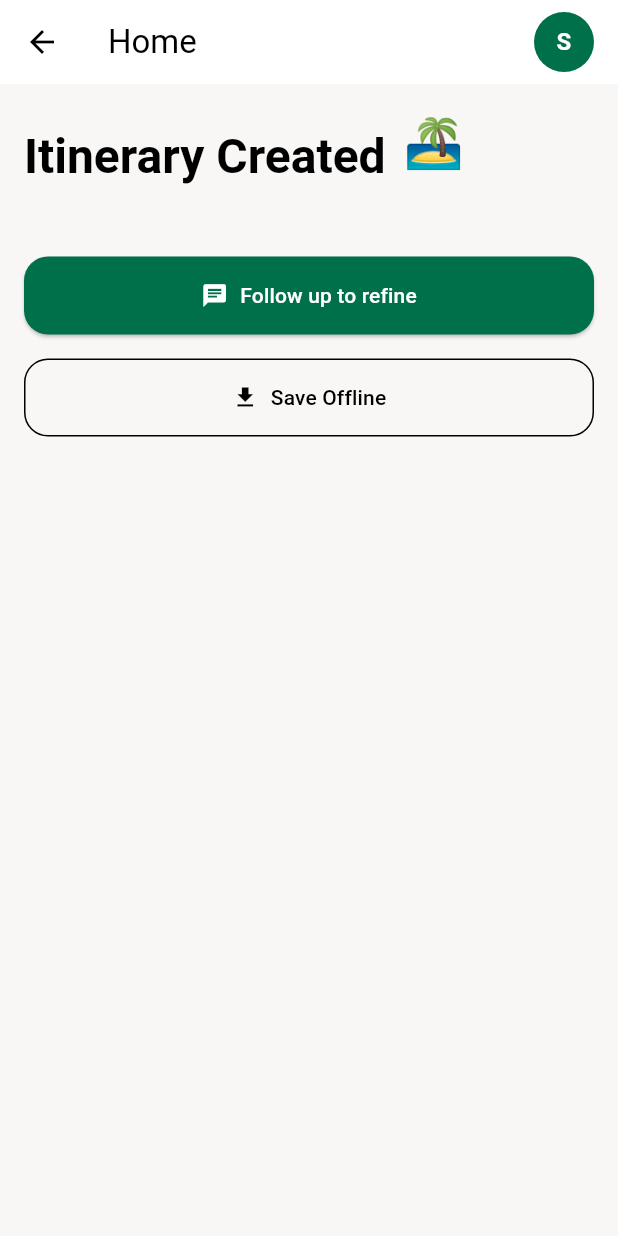
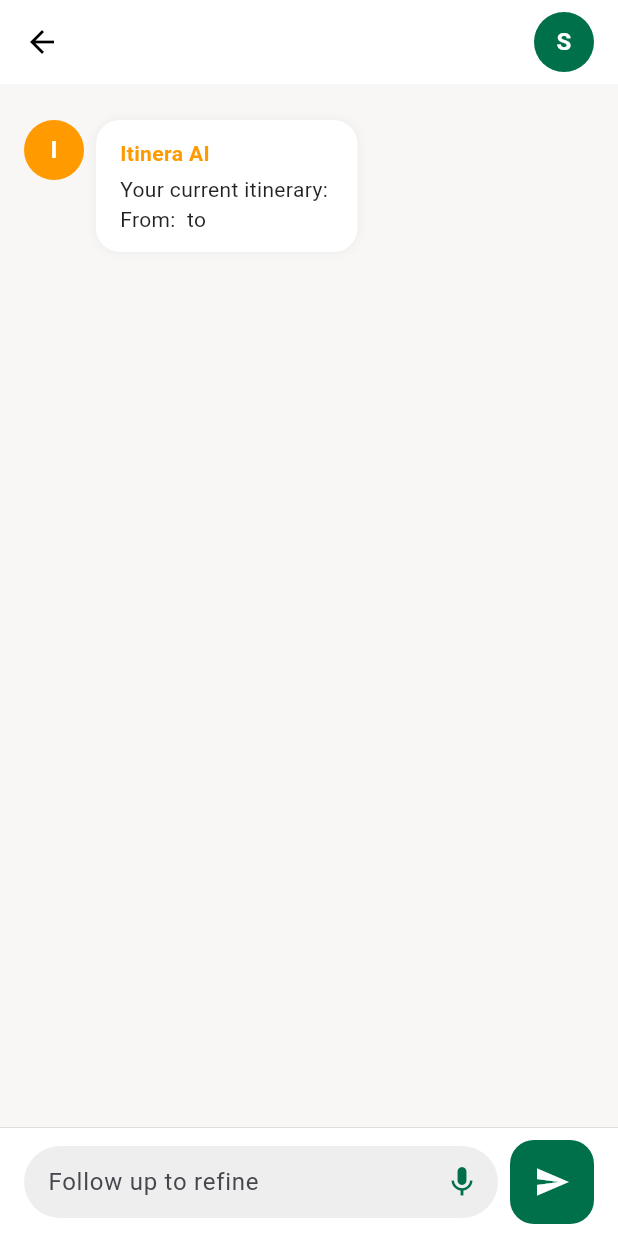
Before and after one commit to Naman30903/smart_trip_planner, a Flutter app: the ItineraryScreen screen opened directly with empty values, after a tap on "Follow up to refine", on a phone screen of 412 x 824 dp. Run offline on Flutter 3.47's test engine with Material 3 defaults, Android fonts, the phone set to English and light mode, and no system bars; our stand-ins replace flutter_dotenv, flutter_gemini, flutter_riverpod, speech_to_text.

Commit message:
Refactor application to use Riverpod for state management and implement chat functionality with itinerary refinement

````diff
--- a/lib/main.dart
+++ b/lib/main.dart
@@ -1,5 +1,5 @@
 import 'package:flutter/material.dart';
-import 'package:flutter_gemini/flutter_gemini.dart';
+import 'package:flutter_riverpod/flutter_riverpod.dart';
 import 'package:smart_trip_planner/screens/login_screen.dart';
 import 'package:flutter_dotenv/flutter_dotenv.dart';
 
@@ -7,7 +7,7 @@ Future<void> main() async {
   WidgetsFlutterBinding.ensureInitialized();
   await dotenv.load(fileName: ".env");
 
-  runApp(const MyApp());
+  runApp(ProviderScope(child: MyApp()));
 }
 
 class MyApp extends StatelessWidget {
--- a/lib/models/message.dart
+++ b/lib/models/message.dart
@@ -0,0 +1,15 @@
+enum MessageSender { user, ai }
+
+class Message {
+  final String content;
+  final MessageSender sender;
+  final bool isLoading;
+  final DateTime timestamp;
+
+  Message({
+    required this.content,
+    required this.sender,
+    this.isLoading = false,
+    DateTime? timestamp,
+  }) : timestamp = timestamp ?? DateTime.now();
+}
--- a/lib/providers/chat_provider.dart
+++ b/lib/providers/chat_provider.dart
@@ -0,0 +1,36 @@
+import 'package:flutter_riverpod/flutter_riverpod.dart';
+import '../services/openai_service.dart';
+import '../models/api_response.dart';
+
+// Provider for GeminiService singleton
+final geminiServiceProvider = Provider<GeminiService>((ref) {
+  return GeminiService();
+});
+
+// Async provider for generating itinerary
+final itineraryProvider = FutureProvider.family<TripItinerary, String>((
+  ref,
+  prompt,
+) async {
+  final geminiService = ref.watch(geminiServiceProvider);
+  return await geminiService.generateItinerary(prompt);
+});
+
+// Async provider for refining itinerary via chat
+final refineItineraryProvider = FutureProvider.family<String, RefineParams>((
+  ref,
+  params,
+) async {
+  final geminiService = ref.watch(geminiServiceProvider);
+  return await geminiService.refineItinerary(
+    params.followUp,
+    params.currentItinerary,
+  );
+});
+
+// Helper class for passing params to refineItineraryProvider
+class RefineParams {
+  final String followUp;
+  final TripItinerary currentItinerary;
+  RefineParams({required this.followUp, required this.currentItinerary});
+}
--- a/lib/screens/chat_screen.dart
+++ b/lib/screens/chat_screen.dart
@@ -0,0 +1,345 @@
+import 'package:flutter/material.dart';
+import 'package:flutter_riverpod/flutter_riverpod.dart';
+import '../models/api_response.dart';
+import '../models/message.dart';
+import '../services/openai_service.dart';
+import '../providers/chat_provider.dart';
+import 'dart:convert';
+
+class ChatScreen extends ConsumerStatefulWidget {
+  final TripItinerary itinerary;
+  final Function(TripItinerary) onItineraryUpdated;
+
+  const ChatScreen({
+    Key? key,
+    required this.itinerary,
+    required this.onItineraryUpdated,
+  }) : super(key: key);
+
+  @override
+  ConsumerState<ChatScreen> createState() => _ChatScreenState();
+}
+
+class _ChatScreenState extends ConsumerState<ChatScreen> {
+  final TextEditingController _messageController = TextEditingController();
+  final ScrollController _scrollController = ScrollController();
+  final List<Message> _messages = [];
+  bool _isTyping = false;
+  final GeminiService _geminiService = GeminiService();
+
+  @override
+  void initState() {
+    super.initState();
+    // Add initial system message about the current itinerary
+    _messages.add(
+      Message(
+        content:
+            "Your current itinerary: ${widget.itinerary.title}\n"
+            "From: ${widget.itinerary.startDate} to ${widget.itinerary.endDate}",
+        sender: MessageSender.ai,
+      ),
+    );
+  }
+
+  void _scrollToBottom() {
+    if (_scrollController.hasClients) {
+      _scrollController.animateTo(
+        _scrollController.position.maxScrollExtent,
+        duration: const Duration(milliseconds: 300),
+        curve: Curves.easeOut,
+      );
+    }
+  }
+
+  Future<void> _sendMessage() async {
+    if (_messageController.text.trim().isEmpty) return;
+
+    final userMessage = _messageController.text.trim();
+    _messageController.clear();
+
+    setState(() {
+      _messages.add(Message(content: userMessage, sender: MessageSender.user));
+      _messages.add(
+        Message(
+          content: "Thinking...",
+          sender: MessageSender.ai,
+          isLoading: true,
+        ),
+      );
+      _isTyping = true;
+    });
+
+    _scrollToBottom();
+
+    try {
+      final responseAsync = ref.read(
+        refineItineraryProvider(
+          RefineParams(
+            followUp: userMessage,
+            currentItinerary: widget.itinerary,
+          ),
+        ),
+      );
+      final responseValue = await responseAsync;
+
+      // If responseValue is AsyncValue<String>, extract the value
+      responseValue.when(
+        data: (data) => _handleGeminiResponse(data),
+        loading: () {},
+        error: (err, stack) {
+          setState(() {
+            _messages.removeLast();
+            _messages.add(
+              Message(
+                content:
+                    "Sorry, I couldn't update your itinerary. Please try again.",
+                sender: MessageSender.ai,
+              ),
+            );
+            _isTyping = false;
+          });
+        },
+      );
+    } catch (e) {
+      setState(() {
+        // Remove the "Thinking..." message
+        _messages.removeLast();
+        // Add error message
+        _messages.add(
+          Message(
+            content:
+                "Sorry, I couldn't update your itinerary. Please try again.",
+            sender: MessageSender.ai,
+          ),
+        );
+        _isTyping = false;
+      });
+    }
+
+    _scrollToBottom();
+  }
+
+  void _handleGeminiResponse(String response) {
+    // Try to parse the response as a JSON to update the itinerary
+    try {
+      // Extract JSON from response (remove any markdown formatting if present)
+      String jsonStr = response
+          .replaceAll('```json', '')
+          .replaceAll('```', '')
+          .trim();
+
+      final Map<String, dynamic> updatedItineraryJson = jsonDecode(jsonStr);
+      final updatedItinerary = TripItinerary.fromJson(updatedItineraryJson);
+
+      // Call the callback to update the parent's itinerary
+      widget.onItineraryUpdated(updatedItinerary);
+
+      setState(() {
+        // Remove the "Thinking..." message
+        _messages.removeLast();
+        // Add the AI's response
+        _messages.add(
+          Message(
+            content: "I've updated your itinerary with your request.",
+            sender: MessageSender.ai,
+          ),
+        );
+        _isTyping = false;
+      });
+    } catch (e) {
+      // If not valid JSON, just display the response as text
+      setState(() {
+        // Remove the "Thinking..." message
+        _messages.removeLast();
+        // Add the AI's response
+        _messages.add(Message(content: response, sender: MessageSender.ai));
+        _isTyping = false;
+      });
+    }
+  }
+
+  @override
+  Widget build(BuildContext context) {
+    return Scaffold(
+      backgroundColor: const Color(0xFFF9F7F6),
+      appBar: AppBar(
+        backgroundColor: Colors.white,
+        elevation: 0,
+        leading: IconButton(
+          icon: const Icon(Icons.arrow_back, color: Colors.black),
+          onPressed: () => Navigator.pop(context),
+        ),
+        title: Text(
+          widget.itinerary.title,
+          style: const TextStyle(color: Colors.black, fontSize: 18),
+          overflow: TextOverflow.ellipsis,
+        ),
+        actions: [
+          CircleAvatar(
+            backgroundColor: const Color(0xFF00704A),
+            radius: 20,
+            child: const Text(
+              "S",
+              style: TextStyle(
+                color: Colors.white,
+                fontWeight: FontWeight.bold,
+              ),
+            ),
+          ),
+          const SizedBox(width: 16),
+        ],
+      ),
+      body: Column(
+        children: [
+          Expanded(
+            child: ListView.builder(
+              controller: _scrollController,
+              padding: const EdgeInsets.all(16.0),
+              itemCount: _messages.length,
+              itemBuilder: (context, index) {
+                final message = _messages[index];
+                return _buildMessageItem(message);
+              },
+            ),
+          ),
+          Container(
+            padding: const EdgeInsets.symmetric(horizontal: 16, vertical: 8),
+            decoration: const BoxDecoration(
+              color: Colors.white,
+              border: Border(top: BorderSide(color: Colors.grey, width: 0.2)),
+            ),
+            child: Row(
+              children: [
+                Expanded(
+                  child: Container(
+                    decoration: BoxDecoration(
+                      color: Colors.grey[200],
+                      borderRadius: BorderRadius.circular(24),
+                    ),
+                    child: TextField(
+                      controller: _messageController,
+                      decoration: InputDecoration(
+                        hintText: 'Follow up to refine',
+                        border: InputBorder.none,
+                        contentPadding: const EdgeInsets.symmetric(
+                          horizontal: 16,
+                          vertical: 12,
+                        ),
+                        suffixIcon: IconButton(
+                          icon: const Icon(Icons.mic, color: Color(0xFF00704A)),
+                          onPressed: () {
+                            // Implement speech-to-text functionality here
+                          },
+                        ),
+                      ),
+                      textInputAction: TextInputAction.send,
+                      onSubmitted: (_) => _sendMessage(),
+                    ),
+                  ),
+                ),
+                const SizedBox(width: 8),
+                FloatingActionButton(
+                  onPressed: _sendMessage,
+                  backgroundColor: const Color(0xFF00704A),
+                  elevation: 0,
+                  child: const Icon(Icons.send, color: Colors.white),
+                ),
+              ],
+            ),
+          ),
+        ],
+      ),
+    );
+  }
+
+  Widget _buildMessageItem(Message message) {
+    final isUser = message.sender == MessageSender.user;
+
+    return Padding(
+      padding: const EdgeInsets.symmetric(vertical: 8.0),
+      child: Row(
+        mainAxisAlignment: isUser
+            ? MainAxisAlignment.end
+            : MainAxisAlignment.start,
+        crossAxisAlignment: CrossAxisAlignment.start,
+        children: [
+          if (!isUser) ...[
+            CircleAvatar(
+              backgroundColor: const Color(0xFFFF9B00),
+              radius: 20,
+              child: const Text(
+                "I",
+                style: TextStyle(
+                  color: Colors.white,
+                  fontWeight: FontWeight.bold,
+                ),
+              ),
+            ),
+            const SizedBox(width: 8),
+          ],
+          Flexible(
+            child: Container(
+              padding: const EdgeInsets.symmetric(horizontal: 16, vertical: 12),
+              decoration: BoxDecoration(
+                color: isUser ? Colors.white : Colors.white,
+                borderRadius: BorderRadius.circular(16),
+                boxShadow: [
+                  BoxShadow(
+                    color: Colors.black.withOpacity(0.05),
+                    blurRadius: 5,
+                    spreadRadius: 0,
+                  ),
+                ],
+              ),
+              child: Column(
+                crossAxisAlignment: CrossAxisAlignment.start,
+                children: [
+                  Text(
+                    isUser ? "You" : "Itinera AI",
+                    style: TextStyle(
+                      fontWeight: FontWeight.bold,
+                      color: isUser ? Colors.black : const Color(0xFFFF9B00),
+                    ),
+                  ),
+                  const SizedBox(height: 4),
+                  message.isLoading
+                      ? Row(
+                          children: [
+                            const CircularProgressIndicator(
+                              strokeWidth: 2,
+                              color: Color(0xFFFF9B00),
+                            ),
+                            const SizedBox(width: 8),
+                            Text(
+                              message.content,
+                              style: const TextStyle(color: Colors.black87),
+                            ),
+                          ],
+                        )
+                      : Text(
+                          message.content,
+                          style: const TextStyle(color: Colors.black87),
+                        ),
+                ],
+              ),
+            ),
+          ),
+          if (isUser) ...[
+            const SizedBox(width: 8),
+            CircleAvatar(
+              backgroundColor: const Color(0xFF00704A),
+              radius: 20,
+              child: const Text(
+                "S",
+                style: TextStyle(
+                  color: Colors.white,
+                  fontWeight: FontWeight.bold,
+                ),
+              ),
+            ),
+          ],
+        ],
+      ),
+    );
+  }
+}
--- a/lib/screens/itinerary_screen.dart
+++ b/lib/screens/itinerary_screen.dart
@@ -1,11 +1,31 @@
 import 'package:flutter/material.dart';
 import '../models/api_response.dart';
 import 'package:url_launcher/url_launcher.dart';
+import 'chat_screen.dart';
 
-class ItineraryScreen extends StatelessWidget {
+class ItineraryScreen extends StatefulWidget {
   final TripItinerary itinerary;
 
   const ItineraryScreen({Key? key, required this.itinerary}) : super(key: key);
+
+  @override
+  State<ItineraryScreen> createState() => _ItineraryScreenState();
+}
+
+class _ItineraryScreenState extends State<ItineraryScreen> {
+  late TripItinerary _itinerary;
+
+  @override
+  void initState() {
+    super.initState();
+    _itinerary = widget.itinerary;
+  }
+
+  void _updateItinerary(TripItinerary updatedItinerary) {
+    setState(() {
+      _itinerary = updatedItinerary;
+    });
+  }
 
   @override
   Widget build(BuildContext context) {
@@ -58,9 +78,9 @@ class ItineraryScreen extends StatelessWidget {
             ),
           ),
           const SizedBox(height: 24),
-          for (var day in itinerary.days) _buildDayCard(context, day),
+          for (var day in _itinerary.days) _buildDayCard(context, day),
           const SizedBox(height: 24),
-          _buildActionButtons(),
+          _buildActionButtons(context),
           const SizedBox(height: 24),
         ],
       ),
@@ -135,7 +155,7 @@ class ItineraryScreen extends StatelessWidget {
     );
   }
 
-  Widget _buildActionButtons() {
+  Widget _buildActionButtons(BuildContext context) {
     return Column(
       children: [
         SizedBox(
@@ -152,7 +172,15 @@ class ItineraryScreen extends StatelessWidget {
               ),
             ),
             onPressed: () {
-              // Implement follow-up functionality
+              Navigator.push(
+                context,
+                MaterialPageRoute(
+                  builder: (context) => ChatScreen(
+                    itinerary: _itinerary,
+                    onItineraryUpdated: _updateItinerary,
+                  ),
+                ),
+              );
             },
           ),
         ),
--- a/pubspec.yaml
+++ b/pubspec.yaml
@@ -39,6 +39,7 @@ dependencies:
   http: ^1.4.0
   flutter_gemini: ^3.0.0
   flutter_dotenv: ^5.2.1
+  flutter_riverpod: ^2.6.1
 
 dev_dependencies:
   flutter_test:
@@ -65,7 +66,7 @@ flutter:
   # To add assets to your application, add an assets section, like this:
   assets:
     - assets/
-    # - images/a_dot_ham.jpeg
+    - .env
 
   # An image asset can refer to one or more resolution-specific "variants", see
   # https://flutter.dev/to/resolution-aware-images
````
Also changed, not shown: lib/screens/home_screen.dart (+7 -11 lines), lib/services/openai_service.dart (+73 -1 lines), pubspec.lock.
